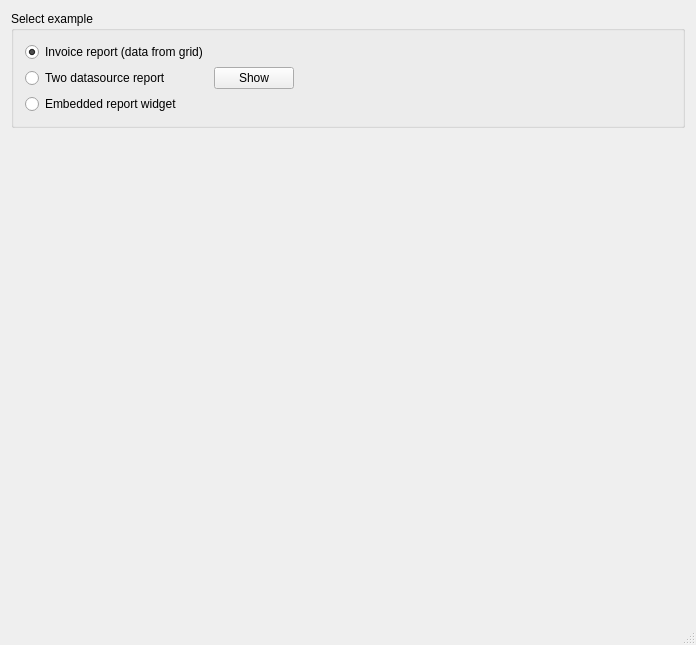
The window that mainwindow.ui (lkc/QtRPT) describes before a commit, drawn with Qt 5.
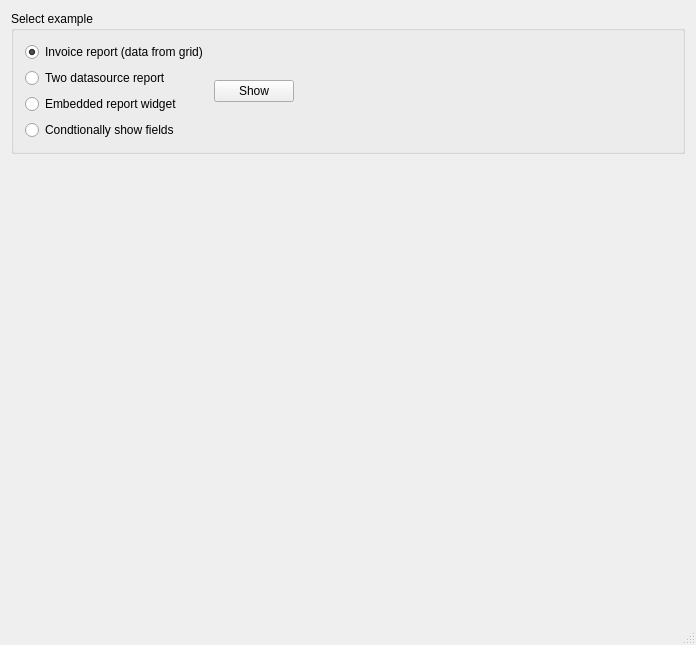
The same window after the commit.

Commit message: Added ShowIf attribute to TContainerField to conditionally hide/show fields. Added example to show same.

Diff of the .ui file:
```diff
--- a/mainwindow.ui
+++ b/mainwindow.ui
@@ -47,6 +47,13 @@
            </property>
           </widget>
          </item>
+         <item>
+          <widget class="QRadioButton" name="rBtn4">
+           <property name="text">
+            <string>Condtionally show fields</string>
+           </property>
+          </widget>
+         </item>
         </layout>
        </item>
        <item>
```
The commit also changes 9 other files.
